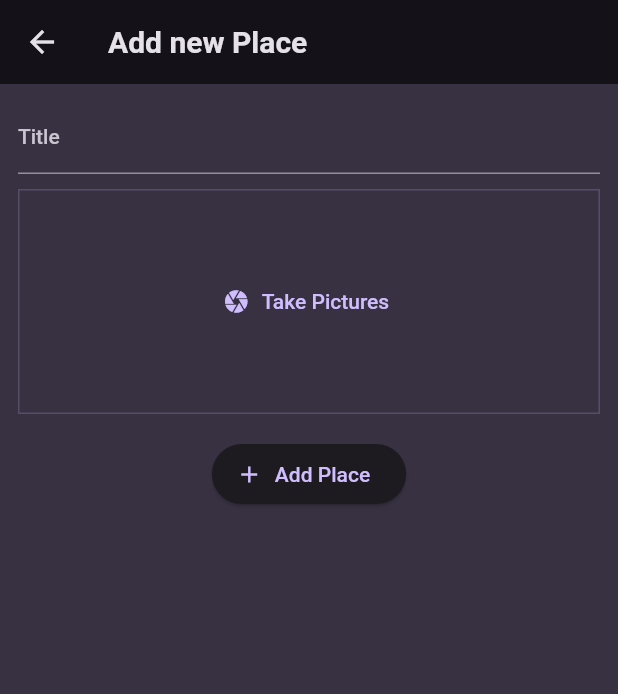
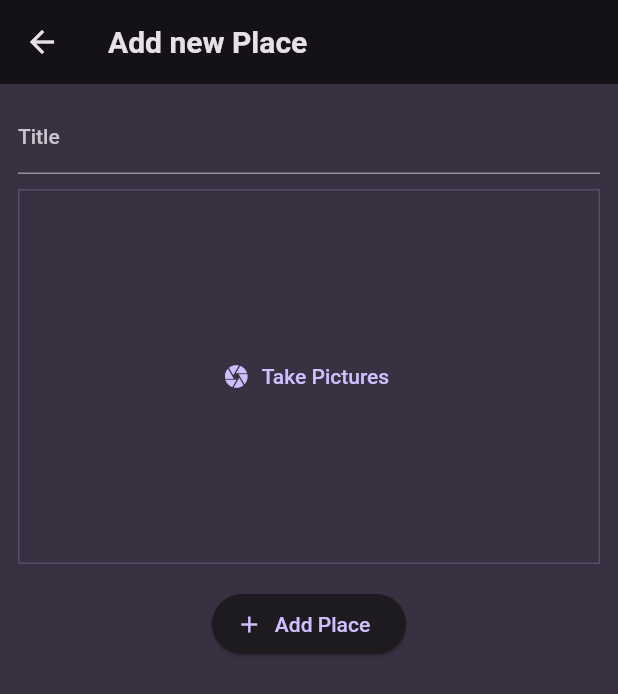
Before and after one commit to aliozer0/Favorite-Place-App, a Flutter app: the AddPlaceScreen screen opened directly, after a tap on "Take Pictures", on a phone screen of 412 x 824 dp. Shown: the top 694 px of the screen. Run offline on Flutter 3.47's test engine with Material 2 defaults, Android fonts, the phone set to English and light mode, and no system bars; our stand-ins replace flutter_riverpod, google_fonts, image_picker.

```diff
--- a/lib/widgets/image_input.dart
+++ b/lib/widgets/image_input.dart
@@ -1,6 +1,6 @@
+import 'dart:io';
 import 'package:flutter/material.dart';
-import 'package:flutter/src/widgets/framework.dart';
-import 'package:flutter/src/widgets/placeholder.dart';
+import 'package:image_picker/image_picker.dart';
 
 class ImageInput extends StatefulWidget {
   const ImageInput({super.key});
@@ -10,23 +10,50 @@ class ImageInput extends StatefulWidget {
 }
 
 class _ImageInputState extends State<ImageInput> {
-  void _takePicture() {}
+  File? _selectedImage;
+
+  void _takePicture() async {
+    final imagePicture = ImagePicker();
+    final pickedImage = await imagePicture.pickImage(
+        source: ImageSource.gallery, maxWidth: 600);
+
+    if (pickedImage == null) {
+      return;
+    }
+    setState(() {
+      _selectedImage = File(pickedImage.path);
+    });
+  }
 
   @override
   Widget build(BuildContext context) {
+    Widget content = TextButton.icon(
+      onPressed: _takePicture,
+      icon: const Icon(Icons.camera),
+      label: const Text('Take Pictures'),
+    );
+
+    if (_selectedImage != null) {
+      content = GestureDetector(
+        onTap: _takePicture,
+        child: Image.file(
+          _selectedImage!,
+          fit: BoxFit.cover,
+          width: double.infinity,
+          height: double.infinity,
+        ),
+      );
+    }
+
     return Container(
       decoration: BoxDecoration(
           border: Border.all(
               width: 1,
               color: Theme.of(context).colorScheme.primary.withOpacity(0.2))),
-      height: 150,
+      height: 250,
       width: double.infinity,
       alignment: Alignment.center,
-      child: TextButton.icon(
-        onPressed: _takePicture,
-        icon: const Icon(Icons.camera),
-        label: const Text('Take Pictures'),
-      ),
+      child: content,
     );
   }
 }
```
